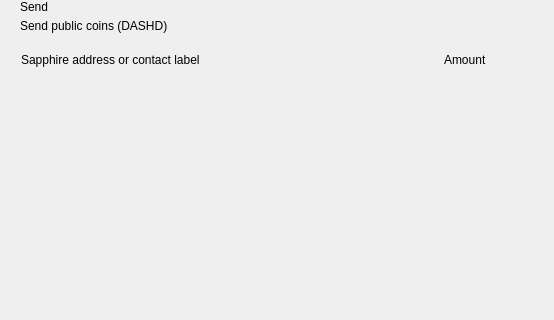
Qt form src/qt/pivx/forms/send.ui (decenomy/SAPP) before a commit; both pictures show x 0 to 554 and y 0 to 320 of the 893 by 700 pixel window.
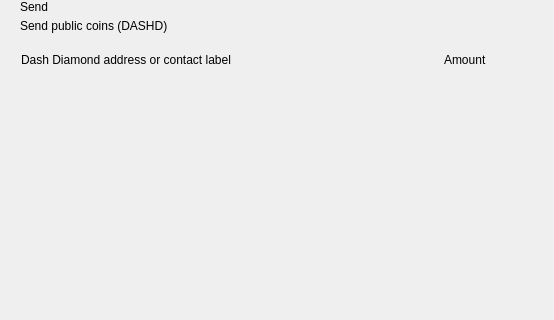
The same form after that commit. Custom widgets are drawn as their Qt base class.

Patch:
```diff
--- a/src/qt/pivx/forms/send.ui
+++ b/src/qt/pivx/forms/send.ui
@@ -141,7 +141,7 @@
              <string notr="true">margin-left:8px;</string>
             </property>
             <property name="text">
-             <string>Sapphire address or contact label</string>
+             <string>Dash Diamond address or contact label</string>
             </property>
            </widget>
           </item>
```
